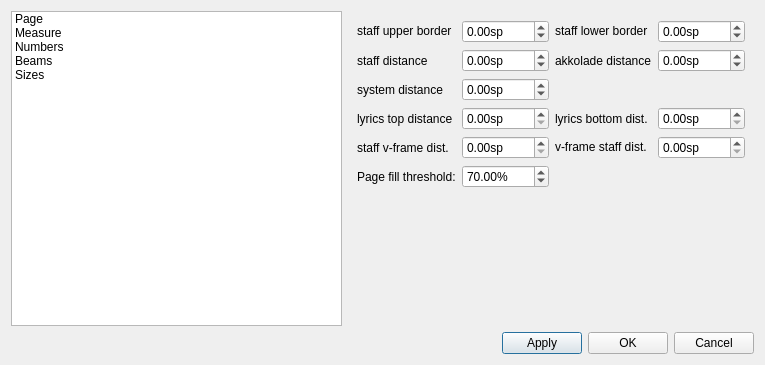
Above: mscore/mscore/editstyle.ui from musescore/musescore-old before the change. Below: the same form after it.
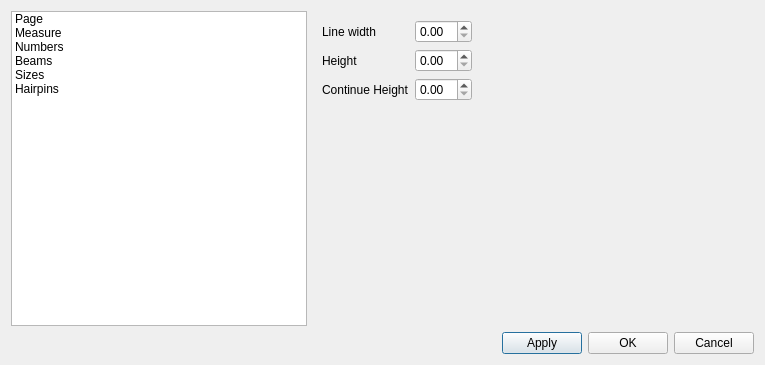
That is the form after the change. The open tabs and pages were chosen to show the change.

```diff
--- a/mscore/mscore/editstyle.ui
+++ b/mscore/mscore/editstyle.ui
@@ -49,6 +49,11 @@
        <string>Sizes</string>
       </property>
      </item>
+     <item>
+      <property name="text" >
+       <string>Hairpins</string>
+      </property>
+     </item>
     </widget>
    </item>
    <item row="0" column="1" >
@@ -286,6 +291,26 @@
          </property>
         </widget>
        </item>
+       <item row="5" column="2" >
+        <widget class="QLabel" name="label_7" >
+         <property name="text" >
+          <string>Last system fill threshold</string>
+         </property>
+        </widget>
+       </item>
+       <item row="5" column="3" >
+        <widget class="QDoubleSpinBox" name="lastSystemFillThreshold" >
+         <property name="suffix" >
+          <string>%</string>
+         </property>
+         <property name="maximum" >
+          <double>100.000000000000000</double>
+         </property>
+         <property name="value" >
+          <double>100.000000000000000</double>
+         </property>
+        </widget>
+       </item>
       </layout>
      </widget>
      <widget class="QWidget" name="page3" >
@@ -802,6 +827,66 @@
        </item>
       </layout>
      </widget>
+     <widget class="QWidget" name="Seite_3" >
+      <layout class="QGridLayout" >
+       <item row="0" column="0" >
+        <widget class="QLabel" name="label_8" >
+         <property name="text" >
+          <string>Line width</string>
+         </property>
+        </widget>
+       </item>
+       <item row="0" column="1" >
+        <widget class="QDoubleSpinBox" name="hairpinLineWidth" />
+       </item>
+       <item row="0" column="2" >
+        <spacer>
+         <property name="orientation" >
+          <enum>Qt::Horizontal</enum>
+         </property>
+         <property name="sizeHint" >
+          <size>
+           <width>40</width>
+           <height>20</height>
+          </size>
+         </property>
+        </spacer>
+       </item>
+       <item row="1" column="0" >
+        <widget class="QLabel" name="label_9" >
+         <property name="text" >
+          <string>Height</string>
+         </property>
+        </widget>
+       </item>
+       <item row="1" column="1" >
+        <widget class="QDoubleSpinBox" name="hairpinHeight" />
+       </item>
+       <item row="2" column="0" >
+        <widget class="QLabel" name="label_10" >
+         <property name="text" >
+          <string>Continue Height</string>
+         </property>
+        </widget>
+       </item>
+       <item row="2" column="1" >
+        <widget class="QDoubleSpinBox" name="hairpinContinueHeight" />
+       </item>
+       <item row="3" column="0" >
+        <spacer>
+         <property name="orientation" >
+          <enum>Qt::Vertical</enum>
+         </property>
+         <property name="sizeHint" >
+          <size>
+           <width>20</width>
+           <height>40</height>
+          </size>
+         </property>
+        </spacer>
+       </item>
+      </layout>
+     </widget>
     </widget>
    </item>
    <item row="1" column="0" colspan="2" >
```
